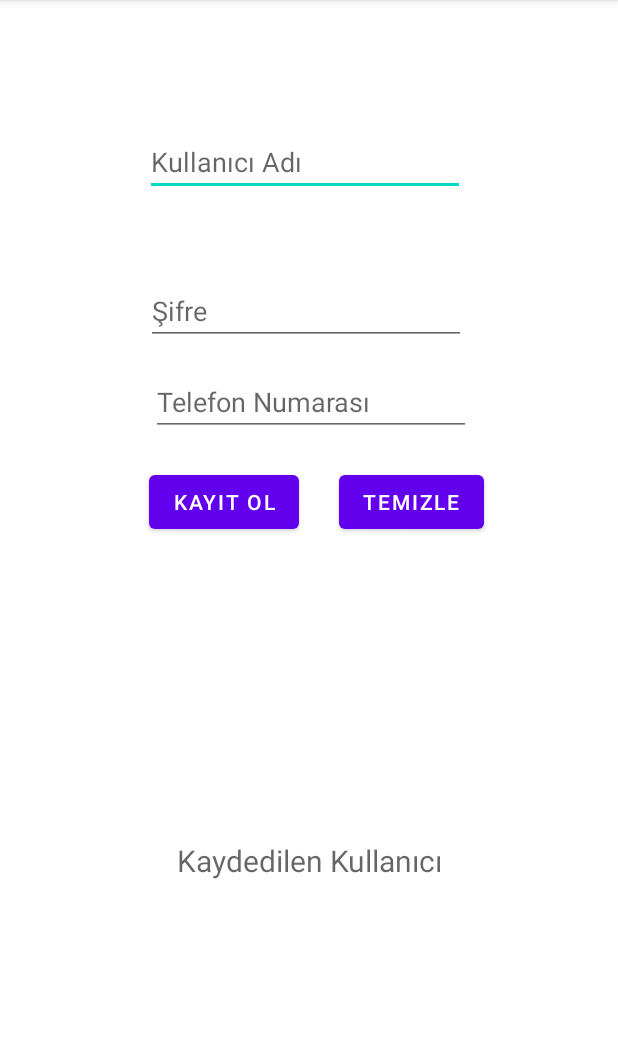
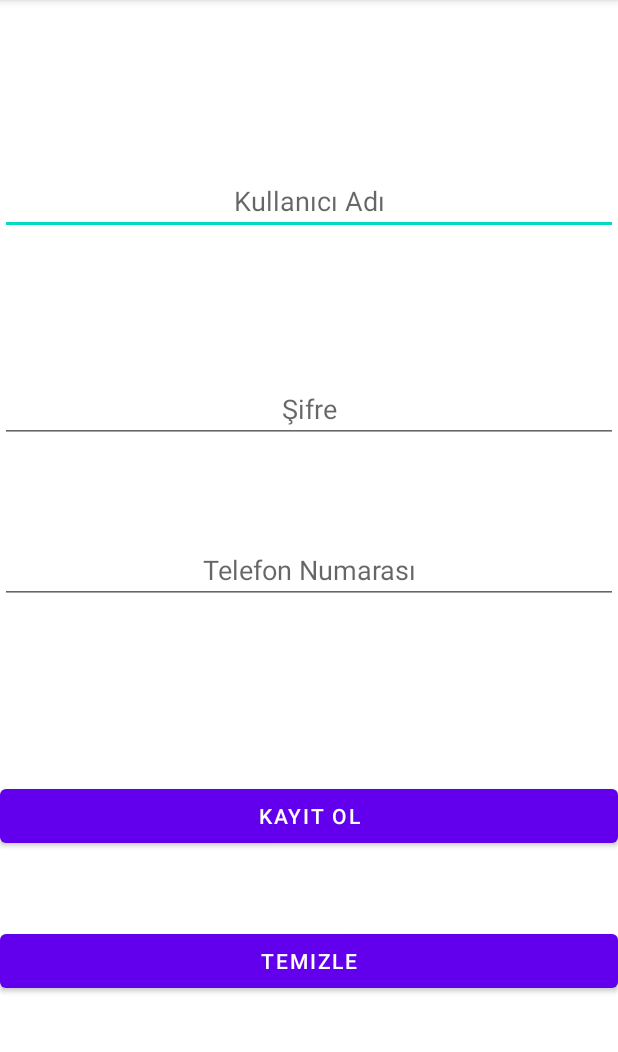
Before and after one commit to afetProje/Android-App, an Android app: the RegisterActivity screen opened directly, with no data from a screen before it, on a phone screen of 412 x 824 dp, the part 84-1136 px from its top. Run offline under Robolectric (Android 15) with nearby library versions, the phone set to English and light mode, and no system bars.

Commit message:
Second Commit

```diff
--- a/AfetProje/app/src/main/java/com/zafer/afetproje/MainActivity.kt
+++ b/AfetProje/app/src/main/java/com/zafer/afetproje/MainActivity.kt
@@ -47,7 +47,7 @@ class MainActivity : AppCompatActivity() {
     }
 
     // EditText kontrolü yapan fonksiyon
-    private fun EditTextKontrol():Boolean{
+    fun EditTextKontrol():Boolean{
 
         val KullaniciAd = binding.editText.text.toString().trim()
         val KullaniciSifre = binding.editTextPassword.text.toString().trim()
--- a/AfetProje/app/src/main/java/com/zafer/afetproje/MainActivity2.kt
+++ b/AfetProje/app/src/main/java/com/zafer/afetproje/MainActivity2.kt
@@ -22,6 +22,7 @@ class MainActivity2 : AppCompatActivity() {
 
         binding.YardimEtButton.setBackgroundColor(Color.BLUE)
         binding.YardimAlButton.setBackgroundColor(Color.RED)
+        binding.ListeleButton.setBackgroundColor(Color.YELLOW)
 
         binding.YardimEtButton.setOnClickListener {
 
--- a/AfetProje/app/src/main/res/layout/activity_register.xml
+++ b/AfetProje/app/src/main/res/layout/activity_register.xml
@@ -8,15 +8,14 @@
 
     <EditText
         android:id="@+id/KullaniciAdText"
-        android:layout_width="wrap_content"
+        android:layout_width="match_parent"
         android:layout_height="wrap_content"
-        android:layout_marginStart="98dp"
-        android:layout_marginTop="85dp"
-        android:layout_marginEnd="103dp"
-        android:layout_marginBottom="54dp"
+        android:layout_marginTop="82dp"
+        android:layout_marginBottom="32dp"
         android:ems="10"
         android:hint="Kullanıcı Adı"
         android:inputType="textPersonName"
+        android:textAlignment="center"
         app:layout_constraintBottom_toTopOf="@+id/SifreText"
         app:layout_constraintEnd_toEndOf="parent"
         app:layout_constraintStart_toStartOf="parent"
@@ -24,72 +23,59 @@
 
     <EditText
         android:id="@+id/SifreText"
-        android:layout_width="wrap_content"
+        android:layout_width="match_parent"
         android:layout_height="wrap_content"
-        android:layout_marginStart="97dp"
-        android:layout_marginEnd="105dp"
-        android:layout_marginBottom="40dp"
+        android:layout_marginTop="32dp"
+        android:layout_marginBottom="16dp"
         android:ems="10"
         android:hint="Şifre"
         android:inputType="textPassword"
+        android:textAlignment="center"
         app:layout_constraintBottom_toTopOf="@+id/TelNoText"
         app:layout_constraintEnd_toEndOf="parent"
-        app:layout_constraintHorizontal_bias="0.0"
-        app:layout_constraintStart_toStartOf="parent" />
+        app:layout_constraintStart_toStartOf="parent"
+        app:layout_constraintTop_toBottomOf="@+id/KullaniciAdText" />
 
     <EditText
         android:id="@+id/TelNoText"
-        android:layout_width="wrap_content"
+        android:layout_width="match_parent"
         android:layout_height="wrap_content"
-        android:layout_marginStart="102dp"
-        android:layout_marginTop="15dp"
-        android:layout_marginEnd="99dp"
+        android:layout_marginTop="16dp"
+        android:layout_marginBottom="44dp"
         android:ems="10"
         android:hint="Telefon Numarası"
         android:inputType="phone"
+        android:textAlignment="center"
+        app:layout_constraintBottom_toTopOf="@+id/KayitButton"
         app:layout_constraintEnd_toEndOf="parent"
         app:layout_constraintStart_toStartOf="parent"
         app:layout_constraintTop_toBottomOf="@+id/SifreText" />
 
     <Button
-        android:id="@+id/button2"
-        android:layout_width="wrap_content"
+        android:id="@+id/KayitButton"
+        android:layout_width="match_parent"
         android:layout_height="wrap_content"
-        android:layout_marginStart="105dp"
-        android:layout_marginTop="20dp"
-        android:layout_marginEnd="13dp"
+        android:layout_marginTop="44dp"
+        android:layout_marginBottom="9dp"
         android:onClick="KayitOl"
         android:text="Kayıt Ol"
-        app:layout_constraintEnd_toStartOf="@+id/button3"
-        app:layout_constraintStart_toStartOf="parent"
+        app:layout_constraintBottom_toTopOf="@+id/TemizleButton"
+        app:layout_constraintEnd_toEndOf="@+id/TelNoText"
+        app:layout_constraintStart_toStartOf="@+id/TelNoText"
         app:layout_constraintTop_toBottomOf="@+id/TelNoText" />
 
     <Button
-        android:id="@+id/button3"
-        android:layout_width="wrap_content"
+        android:id="@+id/TemizleButton"
+        android:layout_width="match_parent"
         android:layout_height="wrap_content"
-        android:layout_marginStart="13dp"
-        android:layout_marginTop="20dp"
-        android:layout_marginEnd="95dp"
+        android:layout_marginTop="10dp"
+        android:layout_marginBottom="74dp"
         android:onClick="FormTemizle"
         android:text="Temizle"
-        app:layout_constraintEnd_toEndOf="parent"
-        app:layout_constraintStart_toEndOf="@+id/button2"
-        app:layout_constraintTop_toBottomOf="@+id/TelNoText" />
-
-    <TextView
-        android:id="@+id/KayitGosterText"
-        android:layout_width="335dp"
-        android:layout_height="88dp"
-        android:layout_marginStart="37dp"
-        android:layout_marginEnd="34dp"
-        android:layout_marginBottom="120dp"
-        android:hint="Kaydedilen Kullanıcı"
-        android:textAlignment="center"
-        android:textSize="20sp"
         app:layout_constraintBottom_toBottomOf="parent"
-        app:layout_constraintEnd_toEndOf="parent"
-        app:layout_constraintHorizontal_bias="0.2"
-        app:layout_constraintStart_toStartOf="parent" />
+        app:layout_constraintEnd_toEndOf="@+id/TelNoText"
+        app:layout_constraintHorizontal_bias="0.498"
+        app:layout_constraintStart_toStartOf="@+id/TelNoText"
+        app:layout_constraintTop_toBottomOf="@+id/KayitButton" />
 
 </androidx.constraintlayout.widget.ConstraintLayout>
```
Also changed, not shown: AfetProje/app/src/main/java/com/zafer/afetproje/MainActivity3.kt (+19 -0 lines), AfetProje/app/src/main/java/com/zafer/afetproje/RegisterActivity.kt (+35 -2 lines), AfetProje/app/src/main/res/layout/activity_main.xml (+8 -4 lines), AfetProje/app/src/main/res/layout/activity_main2.xml (+25 -7 lines), AfetProje/app/src/main/res/layout/activity_main3.xml (+54 -17 lines), AfetProje/app/src/main/res/layout/activity_main4.xml (+50 -14 lines), 1 other file.
